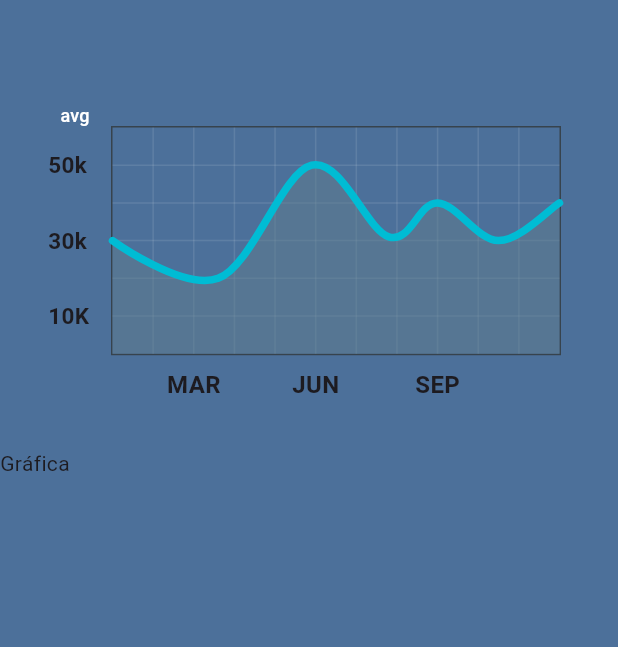
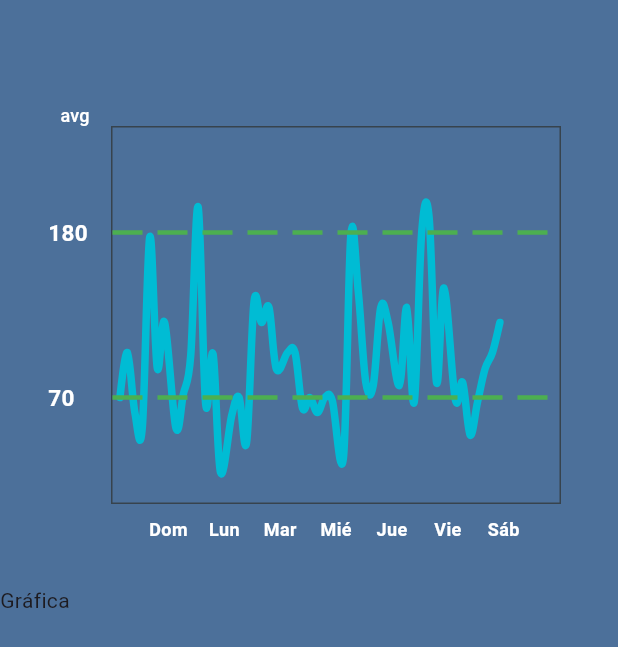
Before and after one commit to jagaxel/Diabeteens, a Flutter app: the HomeTutor screen opened directly, on a phone screen of 412 x 824 dp. Shown: the top 647 px of the screen. Run offline on Flutter 3.47's test engine with Material 2 defaults, Android fonts, the light colour scheme and no system bars; drawn by our look-alikes of fl_chart; our stand-ins replace fluttertoast, rive; missing offline and left inert: dart:ffi.

Commit message:
feat: Implementación de la gráfica de glucosa en la vista del tutor.

```diff
--- a/lib/Pages/Views/Tutor/HomeTutor.dart
+++ b/lib/Pages/Views/Tutor/HomeTutor.dart
@@ -1,15 +1,11 @@
-// import 'package:diabeteens_v2/Models/MenuBtn.dart';
-// import 'package:diabeteens_v2/Pages/Views/Tutor/MenuTutor.dart';
 import 'package:diabeteens_v2/Utils/AppColors.dart';
-// import 'package:diabeteens_v2/Utils/RiveUtils.dart';
-// import 'package:flutter/cupertino.dart';
 import 'package:flutter/material.dart';
-import 'package:rive/rive.dart';
 import 'package:fl_chart/fl_chart.dart';
-import 'package:flutter/src/painting/gradient.dart' as prefix;
 
 class HomeTutor extends StatefulWidget {
   const HomeTutor({super.key});
+
+  List<String> get dias => const ['Dom', 'Lun', 'Mar', 'Mié', 'Jue', 'Vie', 'Sáb'];
 
   @override
   State<HomeTutor> createState() => _HomeTutorState();
@@ -23,6 +19,16 @@ class _HomeTutorState extends State<HomeTutor> {
   ];
 
   bool showAvg = false;
+
+  Map<String, List<int>> glucosa = {
+    "Dom": [70, 100, 60, 50, 177, 90, 120],
+    "Lun": [50, 72, 98, 197, 66, 99, 20],
+    "Mar": [58, 70, 40, 134, 120, 130, 89],
+    "Mie": [100, 100, 63, 70, 60, 70, 68],
+    "Jue": [30, 179, 140, 80, 78, 130, 120],
+    "Vie": [78, 130, 67, 180, 190, 80, 143],
+    "Sab": [69, 80, 45, 67, 89, 100, 120]
+  };
 
   @override
   Widget build(BuildContext context) {
@@ -42,7 +48,7 @@ class _HomeTutorState extends State<HomeTutor> {
                 child: Stack(
                   children: <Widget>[
                     AspectRatio(
-                      aspectRatio: 1.70,
+                      aspectRatio: 1.20, //Tamaño de la gráfica (heigth)
                       child: Padding(
                         padding: const EdgeInsets.only(
                           right: 18,
@@ -94,18 +100,31 @@ class _HomeTutorState extends State<HomeTutor> {
   Widget bottomTitleWidgets(double value, TitleMeta meta) {
     const style = TextStyle(
       fontWeight: FontWeight.bold,
-      fontSize: 16,
+      fontSize: 12,
+      color: Colors.white
     );
     Widget text;
     switch (value.toInt()) {
-      case 2:
-        text = const Text('MAR', style: style);
+      case 3:
+        text = const Text('Dom', style: style);
         break;
-      case 5:
-        text = const Text('JUN', style: style);
+      case 6:
+        text = const Text('Lun', style: style);
         break;
-      case 8:
-        text = const Text('SEP', style: style);
+      case 9:
+        text = const Text('Mar', style: style);
+        break;
+      case 12:
+        text = const Text('Mié', style: style);
+        break;
+      case 15:
+        text = const Text('Jue', style: style);
+        break;
+      case 18:
+        text = const Text('Vie', style: style);
+        break;
+      case 21:
+        text = const Text('Sáb', style: style);
         break;
       default:
         text = const Text('', style: style);
@@ -122,17 +141,15 @@ class _HomeTutorState extends State<HomeTutor> {
     const style = TextStyle(
       fontWeight: FontWeight.bold,
       fontSize: 15,
+      color: Colors.white
     );
     String text;
     switch (value.toInt()) {
-      case 1:
-        text = '10K';
+      case 70:
+        text = '70';
         break;
-      case 3:
-        text = '30k';
-        break;
-      case 5:
-        text = '50k';
+      case 180:
+        text = '180';
         break;
       default:
         return Container();
@@ -142,10 +159,43 @@ class _HomeTutorState extends State<HomeTutor> {
   }
 
   LineChartData mainData() {
+    List<FlSpot> puntosCoord = [];
+    List<Color> colorsLinea = [];
+    glucosa.forEach((key, value) {
+      double ejeX = 0;
+      switch (key) {
+        case "Dom": ejeX = 0;
+          break;
+        case "Lun": ejeX = 3;
+          break;
+        case "Mar": ejeX = 6;
+          break;
+        case "Mie": ejeX = 9;
+          break;
+        case "Jue": ejeX = 12;
+          break;
+        case "Vie": ejeX = 15;
+          break;
+        case "Sab": ejeX = 18;
+          break;
+      }
+      int separacion = 30 ~/ value.length;
+      for (int ejeY in value) {
+        ejeX += double.parse(((separacion / 100) * 10).toStringAsFixed(2));
+        puntosCoord.add(FlSpot(ejeX, ejeY.toDouble()));
+        if (ejeY < 70 || ejeY > 180) {
+          colorsLinea.add(Colors.red);
+        } else {
+          colorsLinea.add(AppColors.contentColorCyan);
+        }
+      }
+    });
+
     return LineChartData(
       gridData: FlGridData(
-        show: true,
-        drawVerticalLine: true,
+        show: false,
+        drawVerticalLine: false,
+        drawHorizontalLine: false,
         horizontalInterval: 1,
         verticalInterval: 1,
         getDrawingHorizontalLine: (value) {
@@ -172,7 +222,7 @@ class _HomeTutorState extends State<HomeTutor> {
         bottomTitles: AxisTitles(
           sideTitles: SideTitles(
             showTitles: true,
-            reservedSize: 30,
+            reservedSize: 22,
             interval: 1,
             getTitlesWidget: bottomTitleWidgets,
           ),
@@ -187,27 +237,20 @@ class _HomeTutorState extends State<HomeTutor> {
         ),
       ),
       borderData: FlBorderData(
-        show: true,
+        show: true, //Para mostrar los border de la gráfica
         border: Border.all(color: const Color(0xff37434d)),
       ),
       minX: 0,
-      maxX: 11,
+      maxX: 24,
       minY: 0,
-      maxY: 6,
+      maxY: 250,
       lineBarsData: [
         LineChartBarData(
-          spots: const [
-            FlSpot(0, 3),
-            FlSpot(2.6, 2),
-            FlSpot(4.9, 5),
-            FlSpot(6.8, 3.1),
-            FlSpot(8, 4),
-            FlSpot(9.5, 3),
-            FlSpot(11, 4),
-          ],
+          spots: puntosCoord
+          ,
           isCurved: true,
           // gradient: LinearGradient(
-          //   colors: gradientColors,
+          //   colors: colorsLinea
           // ),
           barWidth: 5,
           isStrokeCapRound: true,
@@ -215,13 +258,102 @@ class _HomeTutorState extends State<HomeTutor> {
             show: false,
           ),
           belowBarData: BarAreaData(
-            show: true,
+            show: false, //Rellena de color lo que está por debajo de la línea de la gráfica
             // gradient: LinearGradient(
 
             // )
           ),
         ),
       ],
+      lineTouchData: LineTouchData(
+        getTouchedSpotIndicator: (LineChartBarData barData, List<int> spotIndexes) {
+          return spotIndexes.map((spotIndex) {
+            final spot = barData.spots[spotIndex];
+            return TouchedSpotIndicatorData(
+              FlLine(
+                color: AppColors.contentColorCyan,
+                strokeWidth: 4,
+              ),
+              FlDotData(
+                getDotPainter: (spot, percent, barData, index) {
+                  return FlDotCirclePainter(
+                    radius: 8,
+                    color: Colors.white,
+                    strokeWidth: 5,
+                    strokeColor: AppColors.contentColorCyan,
+                  );
+                },
+              ),
+            );
+          }).toList();
+        },
+        touchTooltipData: LineTouchTooltipData(
+          tooltipBgColor: Color.fromARGB(113, 0, 110, 255),
+          getTooltipItems: (List<LineBarSpot> touchedBarSpots) {
+            return touchedBarSpots.map((barSpot) {
+              final flSpot = barSpot;
+              TextAlign textAlign;
+              switch (flSpot.x.toInt()) {
+                case 1:
+                  textAlign = TextAlign.left;
+                  break;
+                case 5:
+                  textAlign = TextAlign.right;
+                  break;
+                default:
+                  textAlign = TextAlign.center;
+              }
+
+              return LineTooltipItem(
+                flSpot.x.toInt() <= 3 ? 'Domingo\n' :
+                flSpot.x.toInt() <= 6 ? 'Lunes\n' :
+                flSpot.x.toInt() <= 9 ? 'Martes\n' :
+                flSpot.x.toInt() <= 12 ? 'Miércoles\n' :
+                flSpot.x.toInt() <= 15 ? 'Jueves\n' :
+                flSpot.x.toInt() <= 18 ? 'Viernes\n' :
+                flSpot.x.toInt() <= 21 ? 'Sábado\n' : '',
+                TextStyle(
+                  color: Colors.white,
+                  fontWeight: FontWeight.bold,
+                ),
+                children: [
+                  TextSpan(
+                    text: flSpot.y.toString(),
+                    style: TextStyle(
+                      color: Colors.white,
+                      fontWeight: FontWeight.w900,
+                    ),
+                  ),
+                  const TextSpan(
+                    text: ' Glucosa',
+                    style: TextStyle(
+                      fontWeight: FontWeight.w600,
+                      color: Colors.white
+                    ),
+                  ),
+                ],
+                textAlign: textAlign,
+              );
+            }).toList();
+          },
+        )
+      ),
+      extraLinesData: ExtraLinesData(
+        horizontalLines: [
+          HorizontalLine(
+            y: 70,
+            color: Colors.green,
+            strokeWidth: 3,
+            dashArray: [20, 10],
+          ),
+          HorizontalLine(
+            y: 180,
+            color: Colors.green,
+            strokeWidth: 3,
+            dashArray: [20, 10],
+          ),
+        ],
+      ),
     );
   }
 
@@ -291,14 +423,12 @@ class _HomeTutorState extends State<HomeTutor> {
             FlSpot(11, 3.44),
           ],
           isCurved: true,
-          // gradient: LinearGradient(
-          //   colors: [
-          //     ColorTween(begin: gradientColors[0], end: gradientColors[1])
-          //         .lerp(0.2)!,
-          //     ColorTween(begin: gradientColors[0], end: gradientColors[1])
-          //         .lerp(0.2)!,
-          //   ],
-          // ),
+          gradient: LinearGradient(
+            colors: [
+              ColorTween(begin: gradientColors[0], end: gradientColors[1]).lerp(0.2)!,
+              ColorTween(begin: gradientColors[0], end: gradientColors[1]).lerp(0.2)!,
+            ],
+          ),
           barWidth: 5,
           isStrokeCapRound: true,
           dotData: const FlDotData(
@@ -306,16 +436,12 @@ class _HomeTutorState extends State<HomeTutor> {
           ),
           belowBarData: BarAreaData(
             show: true,
-            // gradient: LinearGradient(
-            //   colors: [
-            //     ColorTween(begin: gradientColors[0], end: gradientColors[1])
-            //         .lerp(0.2)!
-            //         .withOpacity(0.1),
-            //     ColorTween(begin: gradientColors[0], end: gradientColors[1])
-            //         .lerp(0.2)!
-            //         .withOpacity(0.1),
-            //   ],
-            // ),
+            gradient: LinearGradient(
+              colors: [
+                ColorTween(begin: gradientColors[0], end: gradientColors[1]).lerp(0.2)!.withOpacity(0.1),
+                ColorTween(begin: gradientColors[0], end: gradientColors[1]).lerp(0.2)!.withOpacity(0.1),
+              ],
+            ),
           ),
         ),
       ],
--- a/lib/Utils/DirectionIp.dart
+++ b/lib/Utils/DirectionIp.dart
@@ -1,5 +1,5 @@
 class DirectionIp {
   String ip;
 
-  DirectionIp({this.ip = "10.31.13.218"});
+  DirectionIp({this.ip = "192.168.1.6"});
 }
--- a/lib/VistaInicial.dart
+++ b/lib/VistaInicial.dart
@@ -62,6 +62,7 @@ class _GetStartedScreenState extends State<VistaInicial> {
                     context,
                     MaterialPageRoute(
                       builder: (context) => const LoginPage()
+                      // builder: (context) => LineChartSample3()
                       // builder: (context) => const MenuBtn()
                       // builder: (context) => const EntryPointTutor()
                       // builder: (context) => const MenuTutor(idHijos: "5,6", cantHijos: 2,)
```
Also changed, not shown: lib/Pages/LoginPage.dart (+9 -0 lines).
